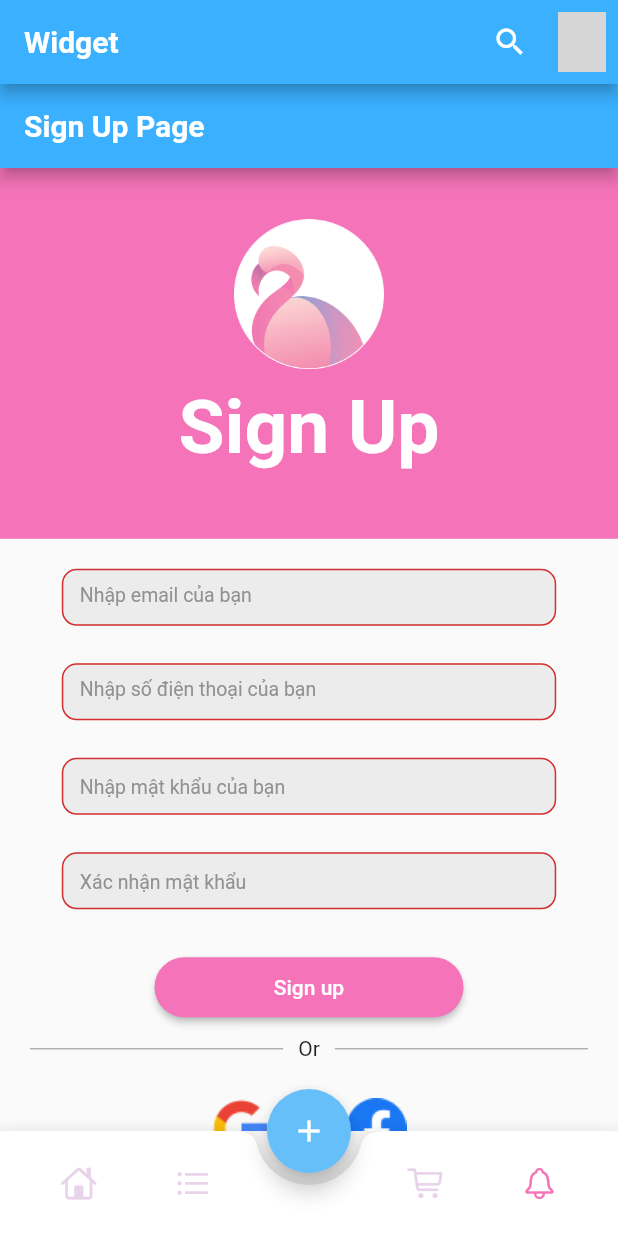
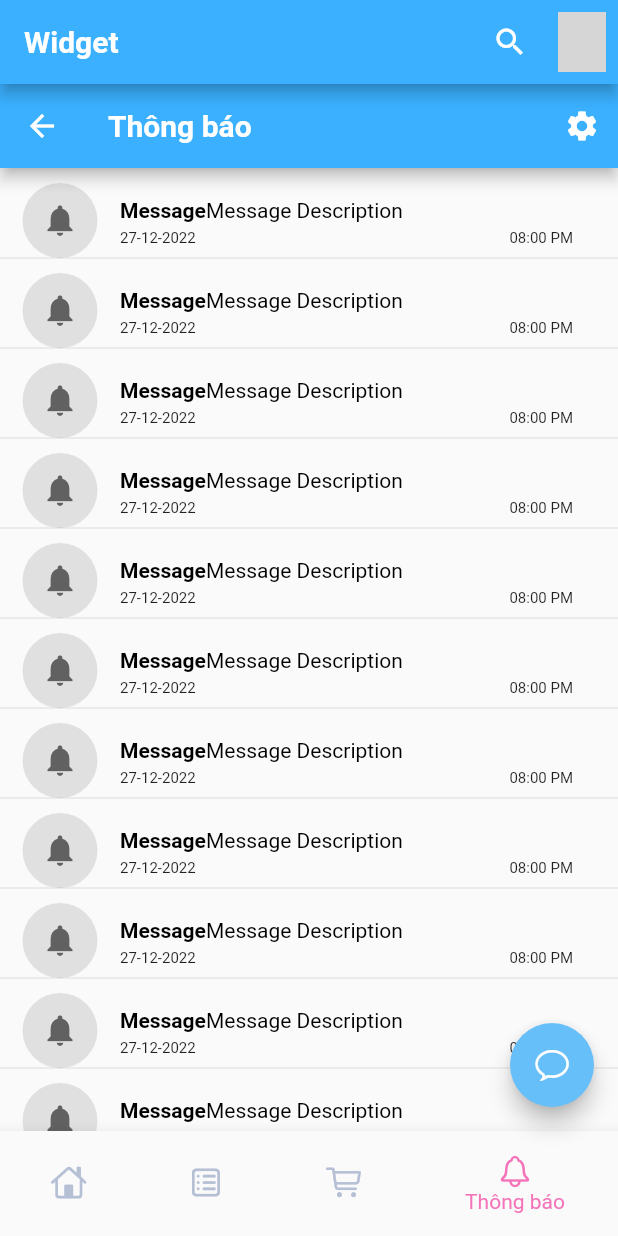
Before and after one commit to KieuTrinh-T/Freshie_Flutter, a Flutter app: the screen it shows after launch, item 4 of the bottom bar chosen, on a phone screen of 412 x 824 dp. Run offline on Flutter 3.47's test engine with Material 2 defaults, Android fonts, the phone set to English and light mode, and no system bars; our stand-ins replace flutter_image_slideshow, sidebarx; missing offline and left inert: dart:ffi; network calls fail; grey boxes are pictures that could not be loaded.

Commit message:
change bottomNavigationBar

```diff
--- a/lib/main.dart
+++ b/lib/main.dart
@@ -9,6 +9,7 @@ import 'checkout.dart';
 import 'home.dart';
 import 'package:flutter/cupertino.dart';
 import 'package:flutter/services.dart';
+import 'notifications.dart';
 
 void main() {
   runApp(MyApp());
@@ -22,6 +23,7 @@ class MyApp extends StatelessWidget {
   @override
   Widget build(BuildContext context) {
     return MaterialApp(
+        debugShowCheckedModeBanner: false,
         title: _title,
         home: MyStatefulWidget(),
         theme: ThemeData(
@@ -71,7 +73,7 @@ class _MyStatefulWidgetState extends State<MyStatefulWidget> {
     Home(),
     Category(),
     Cart(),
-    SignUp(),
+    Notifications(),
   ];
 
   void _onItemTapped(int index) {
@@ -114,100 +116,114 @@ class _MyStatefulWidgetState extends State<MyStatefulWidget> {
         child: _widgetOptions.elementAt(_selectedIndex),
       ),
       floatingActionButtonLocation: showBtmAppBr
-          ? FloatingActionButtonLocation.centerDocked
-          : FloatingActionButtonLocation.centerFloat,
+          ? FloatingActionButtonLocation.endFloat
+          : FloatingActionButtonLocation.startDocked,
       floatingActionButton: FloatingActionButton(
         backgroundColor: Color.fromARGB(255, 103, 191, 249),
         onPressed: () {},
         child: const Icon(
-          Icons.add,
+          CupertinoIcons.chat_bubble,
           color: Colors.white,
         ),
       ),
       bottomNavigationBar: AnimatedContainer(
-        child: BottomAppBar(
-          notchMargin: 8.0,
-          shape: const CircularNotchedRectangle(),
-          child: Row(
-            mainAxisAlignment: MainAxisAlignment.spaceEvenly,
-            children: [
-              IconButton(
-                onPressed: () {
-                  _onItemTapped(0);
-                },
-                icon: Icon(CupertinoIcons.home,
-                    color: _selectedIndex == 0
-                        ? Color(0xffF473B9)
-                        : Color.fromARGB(255, 233, 211, 234)),
-              ),
-              IconButton(
-                onPressed: () {
-                  _onItemTapped(1);
-                },
-                icon: Icon(
-                  CupertinoIcons.list_bullet,
-                  color: _selectedIndex == 1
-                      ? Color(0xffF473B9)
-                      : Color.fromARGB(255, 233, 211, 234),
-                ),
-              ),
-              const SizedBox(
-                width: 50,
-              ),
-              IconButton(
-                onPressed: () {
-                  _onItemTapped(2);
-                },
-                icon: Icon(CupertinoIcons.cart,
-                    color: _selectedIndex == 2
-                        ? Color(0xffF473B9)
-                        : Color.fromARGB(255, 233, 211, 234)),
-              ),
-              IconButton(
-                onPressed: () {
-                  _onItemTapped(3);
-                },
-                icon: Icon(CupertinoIcons.bell,
-                    color: _selectedIndex == 3
-                        ? Color(0xffF473B9)
-                        : Color.fromARGB(255, 233, 211, 234)),
-              ),
-            ],
-          ),
-        ),
+        child: createBottomNavigation(),
         duration: const Duration(
           milliseconds: 800,
         ),
         curve: Curves.easeInOutSine,
         height: showBtmAppBr ? 70 : 0,
       ),
-      // bottomNavigationBar: SizedBox(
-      //   height: MediaQuery.of(context).size.height * 0.08,
-      //   child: BottomNavigationBar(
-      //     items: const <BottomNavigationBarItem>[
-      //       BottomNavigationBarItem(
-      //         icon: Icon(Icons.home_outlined),
-      //         label: 'Trang chủ',
-      //       ),
-      //       BottomNavigationBarItem(
-      //         icon: Icon(Icons.shop_2_outlined),
-      //         label: 'Danh mục',
-      //       ),
-      //       BottomNavigationBarItem(
-      //         icon: Icon(Icons.shopping_cart_outlined),
-      //         label: 'Giỏ hàng',
-      //       ),
-      //       BottomNavigationBarItem(
-      //         icon: Icon(Icons.notifications_active_outlined),
-      //         label: 'Thông báo',
-      //       ),
-      //     ],
-      //     currentIndex: _selectedIndex,
-      //     unselectedItemColor: Color.fromARGB(255, 181, 192, 213),
-      //     selectedItemColor: Color(0xffF473B9),
-      //     onTap: _onItemTapped,
-      //   ),
-      // )
+    );
+  }
+
+  createBottomNavigation() {
+    return BottomNavigationBar(
+      items: const <BottomNavigationBarItem>[
+        BottomNavigationBarItem(
+          icon: Icon(CupertinoIcons.home),
+          label: 'Trang chủ',
+        ),
+        BottomNavigationBarItem(
+          icon: Icon(CupertinoIcons.square_list),
+          label: 'Danh mục',
+        ),
+        BottomNavigationBarItem(
+          icon: Icon(CupertinoIcons.cart),
+          label: 'Giỏ hàng',
+        ),
+        BottomNavigationBarItem(
+          icon: Icon(CupertinoIcons.bell),
+          label: 'Thông báo',
+        ),
+      ],
+      currentIndex: _selectedIndex,
+      unselectedItemColor: Color.fromARGB(255, 181, 192, 213),
+      selectedItemColor: Color(0xffF473B9),
+      onTap: _onItemTapped,
+    );
+  }
+
+  createBottomAppBar() {
+    return BottomAppBar(
+      shape: const CircularNotchedRectangle(),
+      child: Row(
+        mainAxisAlignment: MainAxisAlignment.spaceAround,
+        children: [
+          IconButton(
+            onPressed: () {
+              setState(() {
+                _selectedIndex = 0;
+              });
+            },
+            icon: Icon(
+              Icons.home_outlined,
+              color: _selectedIndex == 0
+                  ? Color(0xffF473B9)
+                  : Color.fromARGB(255, 181, 192, 213),
+            ),
+          ),
+          IconButton(
+            onPressed: () {
+              setState(() {
+                _selectedIndex = 1;
+              });
+            },
+            icon: Icon(
+              Icons.shop_2_outlined,
+              color: _selectedIndex == 1
+                  ? Color(0xffF473B9)
+                  : Color.fromARGB(255, 181, 192, 213),
+            ),
+          ),
+          IconButton(
+            onPressed: () {
+              setState(() {
+                _selectedIndex = 2;
+              });
+            },
+            icon: Icon(
+              Icons.shopping_cart_outlined,
+              color: _selectedIndex == 2
+                  ? Color(0xffF473B9)
+                  : Color.fromARGB(255, 181, 192, 213),
+            ),
+          ),
+          IconButton(
+            onPressed: () {
+              setState(() {
+                _selectedIndex = 3;
+              });
+            },
+            icon: Icon(
+              Icons.notifications_active_outlined,
+              color: _selectedIndex == 3
+                  ? Color(0xffF473B9)
+                  : Color.fromARGB(255, 181, 192, 213),
+            ),
+          ),
+        ],
+      ),
     );
   }
 
--- /dev/null
+++ b/lib/notifications.dart
@@ -0,0 +1,152 @@
+import 'dart:async';
+import 'package:flutter/material.dart';
+import 'main.dart';
+
+class Notifications extends StatefulWidget {
+  const Notifications({Key? key}) : super(key: key);
+
+  @override
+  _NotificationsState createState() => _NotificationsState();
+}
+
+class _NotificationsState extends State<Notifications> {
+  @override
+  Widget build(BuildContext context) {
+    return Scaffold(
+      appBar: AppBar(
+        title: const Text('Thông báo'),
+        leading: IconButton(
+          icon: const Icon(Icons.arrow_back),
+          color: Colors.white,
+          onPressed: () {
+            Navigator.pop(context);
+          },
+        ),
+        actions: [
+          IconButton(
+            icon: const Icon(Icons.settings),
+            color: Colors.white,
+            onPressed: () {
+              Navigator.pop(context);
+            },
+          ),
+        ],
+      ),
+      body: createListView(),
+    );
+  }
+
+  PreferredSizeWidget appBar() {
+    return AppBar(
+      title: Text('Thông báo'),
+    );
+  }
+
+  Widget createListView() {
+    return ListView.separated(
+        itemBuilder: (Context, index) {
+          return ListViewItem(index);
+        },
+        separatorBuilder: (context, index) {
+          return Divider(height: 0);
+        },
+        itemCount: 15);
+  }
+
+  Widget ListViewItem(int index) {
+    return Container(
+      margin: EdgeInsets.only(left: 15, top: 10, right: 15),
+      child: Row(
+        crossAxisAlignment: CrossAxisAlignment.start,
+        children: [
+          prefixIcon(),
+          Expanded(
+            child: Container(
+              margin: EdgeInsets.only(left: 15, top: 10, right: 15),
+              child: Column(
+                crossAxisAlignment: CrossAxisAlignment.start,
+                children: [
+                  message(index),
+                  timeAndDate(index),
+                ],
+              ),
+            ),
+          ),
+        ],
+      ),
+    );
+  }
+
+  Widget prefixIcon() {
+    return Container(
+      width: 50,
+      height: 50,
+      padding: EdgeInsets.all(10),
+      decoration: BoxDecoration(
+        shape: BoxShape.circle,
+        color: Colors.grey.shade300,
+      ),
+      child: Icon(
+        Icons.notifications,
+        size: 25,
+        color: Colors.grey.shade700,
+      ),
+    );
+  }
+
+  Widget message(int index) {
+    double textSize = 14;
+    return Container(
+        child: RichText(
+      maxLines: 3,
+      overflow: TextOverflow.ellipsis,
+      text: TextSpan(
+        text: 'Message',
+        style: TextStyle(
+          fontSize: textSize,
+          color: Colors.black,
+          fontWeight: FontWeight.bold,
+        ),
+        children: [
+          TextSpan(
+            text: 'Message Description',
+            style: TextStyle(
+              fontSize: textSize,
+              color: Colors.black,
+              fontWeight: FontWeight.normal,
+            ),
+          ),
+        ],
+      ),
+    ));
+  }
+
+  Widget timeAndDate(int index) {
+    return Container(
+      margin: EdgeInsets.only(top: 5),
+      child: Row(
+        mainAxisAlignment: MainAxisAlignment.spaceBetween,
+        children: [
+          Text(
+            '27-12-2022',
+            style: TextStyle(
+              fontSize: 10,
+            ),
+          ),
+          Text(
+            '08:00 PM',
+            style: TextStyle(
+              fontSize: 10,
+            ),
+          ),
+        ],
+      ),
+    );
+  }
+
+  @override
+  State<StatefulWidget> createState() {
+    // TODO: implement createState
+    throw UnimplementedError();
+  }
+}
```
Also changed, not shown: lib/cart.dart (+22 -26 lines), lib/signIn.dart (+17 -9 lines).
